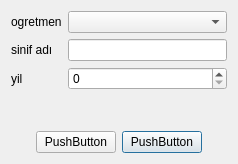
sadededeoglu/okulprojesi, file Gorsel/formlar/veriGiris/sinifgiris.ui: the form before one commit.
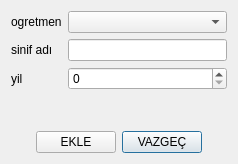
The form after the commit.

Patch:
```diff
--- a/Gorsel/formlar/veriGiris/sinifgiris.ui
+++ b/Gorsel/formlar/veriGiris/sinifgiris.ui
@@ -53,14 +53,14 @@
      <item row="0" column="2">
       <widget class="QPushButton" name="pushButton_2">
        <property name="text">
-        <string>PushButton</string>
+        <string>VAZGEÇ</string>
        </property>
       </widget>
      </item>
      <item row="0" column="1">
       <widget class="QPushButton" name="pushButton">
        <property name="text">
-        <string>PushButton</string>
+        <string>EKLE</string>
        </property>
       </widget>
      </item>
```
Left out of the diff: 42 changed lines with no effect on the pictures.
